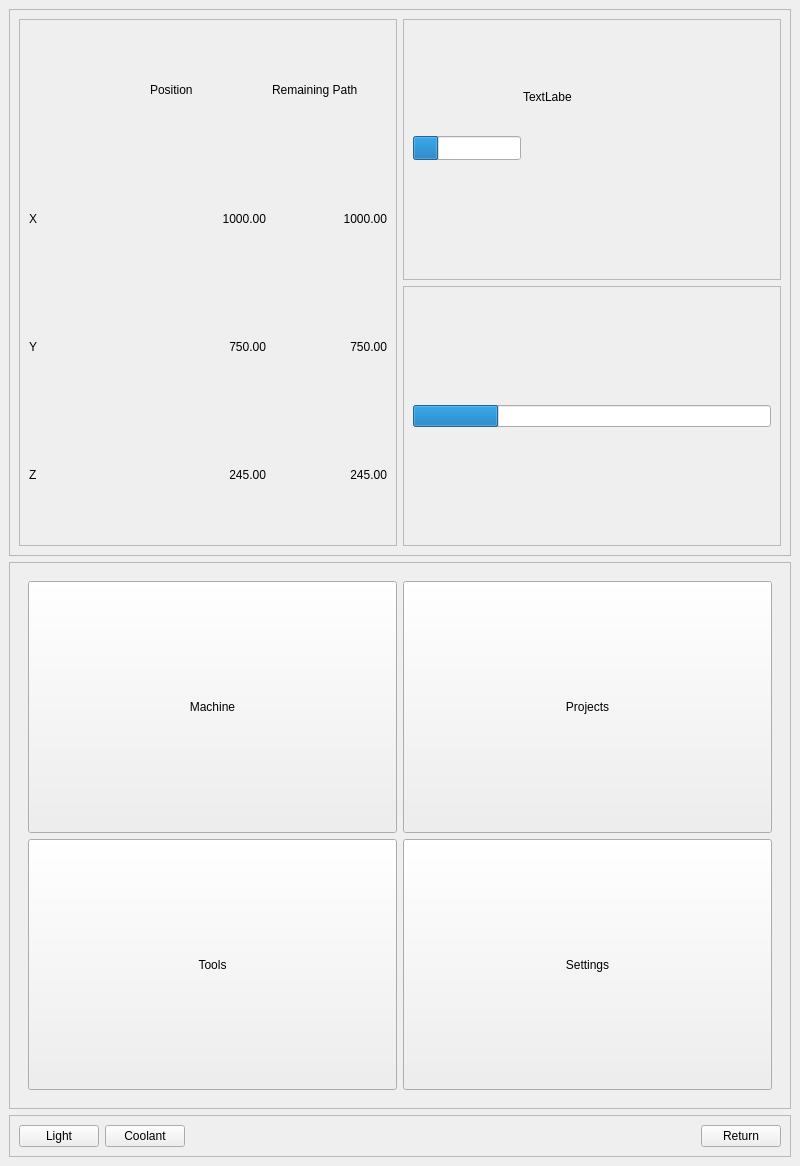
First picture: the form in src/gui/MainPage.ui, repository Schlemihl45/Controller, before the edit.
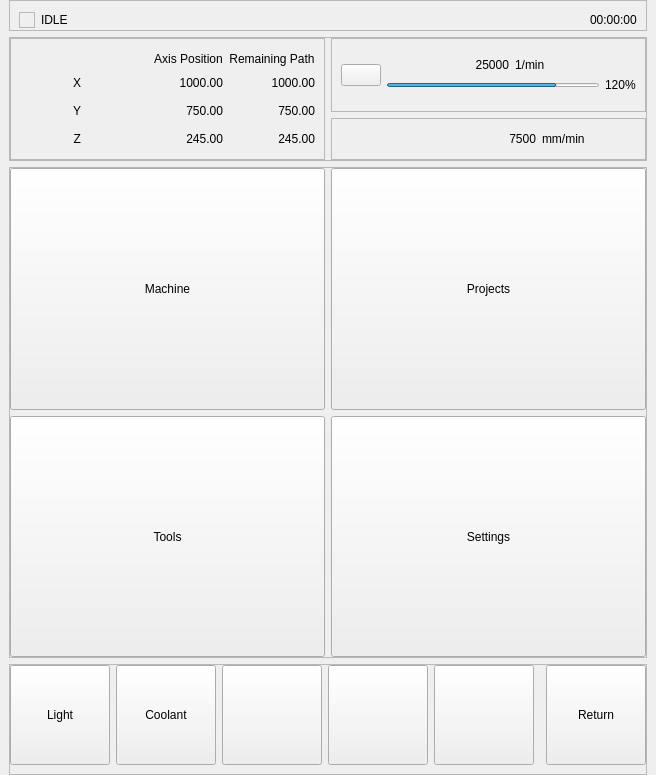
Second picture: the form after the edit. Icons and pictures are not drawn.

Commit message: Rounded up the MainPage layout and design. Added Icons Created Tool Database Created ToolsPage and ToolDetailPage

```diff
--- a/src/gui/MainPage.ui
+++ b/src/gui/MainPage.ui
@@ -6,8 +6,8 @@
    <rect>
     <x>0</x>
     <y>0</y>
-    <width>800</width>
-    <height>1166</height>
+    <width>656</width>
+    <height>775</height>
    </rect>
   </property>
   <property name="windowTitle">
@@ -15,8 +15,96 @@
   </property>
   <widget class="QWidget" name="centralWidget">
    <layout class="QVBoxLayout" name="verticalLayout">
+    <property name="leftMargin">
+     <number>9</number>
+    </property>
+    <property name="topMargin">
+     <number>0</number>
+    </property>
+    <property name="rightMargin">
+     <number>9</number>
+    </property>
+    <property name="bottomMargin">
+     <number>0</number>
+    </property>
+    <item>
+     <widget class="QFrame" name="statusFrame">
+      <property name="frameShape">
+       <enum>QFrame::Shape::StyledPanel</enum>
+      </property>
+      <property name="frameShadow">
+       <enum>QFrame::Shadow::Raised</enum>
+      </property>
+      <layout class="QHBoxLayout" name="horizontalLayout_6">
+       <property name="leftMargin">
+        <number>9</number>
+       </property>
+       <property name="rightMargin">
+        <number>9</number>
+       </property>
+       <property name="bottomMargin">
+        <number>0</number>
+       </property>
+       <item>
+        <widget class="QFrame" name="statusFrame_LED">
+         <property name="sizePolicy">
+          <sizepolicy hsizetype="Fixed" vsizetype="Fixed">
+           <horstretch>0</horstretch>
+           <verstretch>0</verstretch>
+          </sizepolicy>
+         </property>
+         <property name="minimumSize">
+          <size>
+           <width>16</width>
+           <height>16</height>
+          </size>
+         </property>
+         <property name="frameShape">
+          <enum>QFrame::Shape::StyledPanel</enum>
+         </property>
+         <property name="frameShadow">
+          <enum>QFrame::Shadow::Raised</enum>
+         </property>
+        </widget>
+       </item>
+       <item>
+        <widget class="QLabel" name="statusFrame_output">
+         <property name="text">
+          <string>IDLE</string>
+         </property>
+        </widget>
+       </item>
+       <item>
+        <spacer name="horizontalSpacer_2">
+         <property name="orientation">
+          <enum>Qt::Orientation::Horizontal</enum>
+         </property>
+         <property name="sizeHint" stdset="0">
+          <size>
+           <width>40</width>
+           <height>20</height>
+          </size>
+         </property>
+        </spacer>
+       </item>
+       <item>
+        <widget class="QLabel" name="statusFrame_time">
+         <property name="text">
+          <string>00:00:00</string>
+         </property>
+        </widget>
+       </item>
+      </layout>
+     </widget>
+    </item>
     <item>
      <widget class="QFrame" name="topFrame">
+      <property name="sizePolicy">
+       <sizepolicy hsizetype="Minimum" vsizetype="Minimum">
+        <horstretch>0</horstretch>
+        <verstretch>0</verstretch>
+       </sizepolicy>
+      </property>
       <property name="frameShape">
        <enum>QFrame::Shape::StyledPanel</enum>
       </property>
@@ -24,10 +112,175 @@
        <enum>QFrame::Shadow::Raised</enum>
       </property>
       <layout class="QGridLayout" name="gridLayout">
-       <item row="0" column="0">
+       <property name="leftMargin">
+        <number>0</number>
+       </property>
+       <property name="topMargin">
+        <number>0</number>
+       </property>
+       <property name="rightMargin">
+        <number>0</number>
+       </property>
+       <property name="bottomMargin">
+        <number>0</number>
+       </property>
+       <item row="3" column="1">
+        <layout class="QVBoxLayout" name="verticalLayout_3">
+         <item>
+          <widget class="QFrame" name="topFrame_spindleFrame">
+           <property name="sizePolicy">
+            <sizepolicy hsizetype="Minimum" vsizetype="Preferred">
+             <horstretch>0</horstretch>
+             <verstretch>0</verstretch>
+            </sizepolicy>
+           </property>
+           <property name="frameShape">
+            <enum>QFrame::Shape::StyledPanel</enum>
+           </property>
+           <property name="frameShadow">
+            <enum>QFrame::Shadow::Raised</enum>
+           </property>
+           <layout class="QHBoxLayout" name="horizontalLayout_3">
+            <item>
+             <widget class="QPushButton" name="spindleFrame_spindleIcon">
+              <property name="text">
+               <string/>
+              </property>
+             </widget>
+            </item>
+            <item>
+             <layout class="QVBoxLayout" name="verticalLayout_4">
+              <property name="spacing">
+               <number>6</number>
+              </property>
+              <property name="topMargin">
+               <number>10</number>
+              </property>
+              <property name="bottomMargin">
+               <number>10</number>
+              </property>
+              <item>
+               <layout class="QHBoxLayout" name="horizontalLayout_4">
+                <item>
+                 <widget class="QLabel" name="spindleFrame_rpm">
+                  <property name="text">
+                   <string>25000</string>
+                  </property>
+                  <property name="alignment">
+                   <set>Qt::AlignmentFlag::AlignRight|Qt::AlignmentFlag::AlignTrailing|Qt::AlignmentFlag::AlignVCenter</set>
+                  </property>
+                 </widget>
+                </item>
+                <item>
+                 <widget class="QLabel" name="spindleFrame_unit">
+                  <property name="text">
+                   <string>1/min</string>
+                  </property>
+                 </widget>
+                </item>
+               </layout>
+              </item>
+              <item>
+               <layout class="QHBoxLayout" name="horizontalLayout_5">
+                <item>
+                 <widget class="QProgressBar" name="spindleFrame_loadBar">
+                  <property name="minimumSize">
+                   <size>
+                    <width>0</width>
+                    <height>0</height>
+                   </size>
+                  </property>
+                  <property name="maximumSize">
+                   <size>
+                    <width>16777215</width>
+                    <height>4</height>
+                   </size>
+                  </property>
+                  <property name="maximum">
+                   <number>150</number>
+                  </property>
+                  <property name="value">
+                   <number>120</number>
+                  </property>
+                  <property name="textVisible">
+                   <bool>false</bool>
+                  </property>
+                  <property name="invertedAppearance">
+                   <bool>false</bool>
+                  </property>
+                  <property name="textDirection">
+                   <enum>QProgressBar::Direction::TopToBottom</enum>
+                  </property>
+                  <property name="format">
+                   <string>%v%</string>
+                  </property>
+                 </widget>
+                </item>
+                <item>
+                 <widget class="QLabel" name="spindleFrame_loadValue">
+                  <property name="text">
+                   <string>120%</string>
+                  </property>
+                 </widget>
+                </item>
+               </layout>
+              </item>
+             </layout>
+            </item>
+           </layout>
+          </widget>
+         </item>
+         <item>
+          <widget class="QFrame" name="topFrame_feedrateFrame">
+           <property name="sizePolicy">
+            <sizepolicy hsizetype="Minimum" vsizetype="Preferred">
+             <horstretch>0</horstretch>
+             <verstretch>0</verstretch>
+            </sizepolicy>
+           </property>
+           <property name="frameShape">
+            <enum>QFrame::Shape::StyledPanel</enum>
+           </property>
+           <property name="frameShadow">
+            <enum>QFrame::Shadow::Raised</enum>
+           </property>
+           <layout class="QHBoxLayout" name="horizontalLayout_2">
+            <item>
+             <widget class="QPushButton" name="feedrateFrame_feedrateIcon">
+              <property name="text">
+               <string/>
+              </property>
+              <property name="flat">
+               <bool>true</bool>
+              </property>
+             </widget>
+            </item>
+            <item>
+             <widget class="QLabel" name="feedrateFrame_feedrate">
+              <property name="text">
+               <string>7500</string>
+              </property>
+              <property name="alignment">
+               <set>Qt::AlignmentFlag::AlignRight|Qt::AlignmentFlag::AlignTrailing|Qt::AlignmentFlag::AlignVCenter</set>
+              </property>
+             </widget>
+            </item>
+            <item>
+             <widget class="QLabel" name="feedrateFrame_unit">
+              <property name="text">
+               <string>mm/min</string>
+              </property>
+             </widget>
+            </item>
+           </layout>
+          </widget>
+         </item>
+        </layout>
+       </item>
+       <item row="3" column="0">
         <widget class="QFrame" name="topFrame_positionFrame">
          <property name="sizePolicy">
-          <sizepolicy hsizetype="Expanding" vsizetype="Expanding">
+          <sizepolicy hsizetype="Expanding" vsizetype="Preferred">
            <horstretch>0</horstretch>
            <verstretch>0</verstretch>
           </sizepolicy>
@@ -39,29 +292,21 @@
           <enum>QFrame::Shadow::Raised</enum>
          </property>
          <layout class="QGridLayout" name="gridLayout_2">
-          <item row="0" column="1">
-           <widget class="QLabel" name="label_4">
-            <property name="text">
-             <string>Position</string>
-            </property>
-           </widget>
-          </item>
-          <item row="2" column="0">
-           <widget class="QLabel" name="label_6">
-            <property name="text">
-             <string>Y</string>
-            </property>
-           </widget>
-          </item>
+          <property name="topMargin">
+           <number>9</number>
+          </property>
           <item row="3" column="0">
            <widget class="QLabel" name="label_7">
             <property name="text">
              <string>Z</string>
             </property>
+            <property name="alignment">
+             <set>Qt::AlignmentFlag::AlignRight|Qt::AlignmentFlag::AlignTrailing|Qt::AlignmentFlag::AlignVCenter</set>
+            </property>
            </widget>
           </item>
-          <item row="1" column="1">
-           <widget class="QLabel" name="label_2">
+          <item row="1" column="3">
+           <widget class="QLabel" name="positionFrame_xRemaining">
             <property name="text">
              <string>1000.00</string>
             </property>
@@ -70,8 +315,18 @@
             </property>
            </widget>
           </item>
-          <item row="2" column="1">
-           <widget class="QLabel" name="label">
+          <item row="2" column="0">
+           <widget class="QLabel" name="positionFrame_yLabel">
+            <property name="text">
+             <string>Y</string>
+            </property>
+            <property name="alignment">
+             <set>Qt::AlignmentFlag::AlignRight|Qt::AlignmentFlag::AlignTrailing|Qt::AlignmentFlag::AlignVCenter</set>
+            </property>
+           </widget>
+          </item>
+          <item row="2" column="2">
+           <widget class="QLabel" name="positionFrame_yCoordinate">
             <property name="text">
              <string>750.00</string>
             </property>
@@ -80,47 +335,33 @@
             </property>
            </widget>
           </item>
-          <item row="3" column="1">
-           <widget class="QLabel" name="label_3">
-            <property name="text">
-             <string>245.00</string>
-            </property>
-            <property name="alignment">
-             <set>Qt::AlignmentFlag::AlignRight|Qt::AlignmentFlag::AlignTrailing|Qt::AlignmentFlag::AlignVCenter</set>
-            </property>
-           </widget>
-          </item>
           <item row="1" column="0">
            <widget class="QLabel" name="label_5">
             <property name="text">
              <string>X</string>
             </property>
-           </widget>
-          </item>
-          <item row="1" column="2">
-           <widget class="QLabel" name="label_8">
-            <property name="text">
-             <string>1000.00</string>
-            </property>
             <property name="alignment">
              <set>Qt::AlignmentFlag::AlignRight|Qt::AlignmentFlag::AlignTrailing|Qt::AlignmentFlag::AlignVCenter</set>
             </property>
            </widget>
           </item>
-          <item row="0" column="2">
-           <widget class="QLabel" name="label_9">
+          <item row="2" column="1">
+           <widget class="QPushButton" name="positionFrame_yIcon">
+            <property name="text">
+             <string/>
+            </property>
+            <property name="flat">
+             <bool>true</bool>
+            </property>
+           </widget>
+          </item>
+          <item row="0" column="3">
+           <widget class="QLabel" name="positionFrame_remainingPathLabel">
             <property name="text">
              <string>Remaining Path</string>
             </property>
-           </widget>
-          </item>
-          <item row="2" column="2">
-           <widget class="QLabel" name="label_10">
-            <property name="text">
-             <string>750.00</string>
-            </property>
             <property name="alignment">
-             <set>Qt::AlignmentFlag::AlignRight|Qt::AlignmentFlag::AlignTrailing|Qt::AlignmentFlag::AlignVCenter</set>
+             <set>Qt::AlignmentFlag::AlignBottom|Qt::AlignmentFlag::AlignHCenter</set>
             </property>
            </widget>
           </item>
@@ -134,74 +375,69 @@
             </property>
            </widget>
           </item>
+          <item row="2" column="3">
+           <widget class="QLabel" name="positionFrame_yRemaining">
+            <property name="text">
+             <string>750.00</string>
+            </property>
+            <property name="alignment">
+             <set>Qt::AlignmentFlag::AlignRight|Qt::AlignmentFlag::AlignTrailing|Qt::AlignmentFlag::AlignVCenter</set>
+            </property>
+           </widget>
+          </item>
+          <item row="1" column="2">
+           <widget class="QLabel" name="positionFrame_xCoordinate">
+            <property name="text">
+             <string>1000.00</string>
+            </property>
+            <property name="alignment">
+             <set>Qt::AlignmentFlag::AlignRight|Qt::AlignmentFlag::AlignTrailing|Qt::AlignmentFlag::AlignVCenter</set>
+            </property>
+           </widget>
+          </item>
+          <item row="3" column="3">
+           <widget class="QLabel" name="positionFrame_zRemaining">
+            <property name="text">
+             <string>245.00</string>
+            </property>
+            <property name="alignment">
+             <set>Qt::AlignmentFlag::AlignRight|Qt::AlignmentFlag::AlignTrailing|Qt::AlignmentFlag::AlignVCenter</set>
+            </property>
+           </widget>
+          </item>
+          <item row="0" column="2">
+           <widget class="QLabel" name="positionFrame_positionLabel">
+            <property name="text">
+             <string>Axis Position</string>
+            </property>
+            <property name="alignment">
+             <set>Qt::AlignmentFlag::AlignBottom|Qt::AlignmentFlag::AlignHCenter</set>
+            </property>
+           </widget>
+          </item>
+          <item row="3" column="1">
+           <widget class="QPushButton" name="positionFrame_zIcon">
+            <property name="text">
+             <string/>
+            </property>
+            <property name="flat">
+             <bool>true</bool>
+            </property>
+           </widget>
+          </item>
+          <item row="1" column="1">
+           <widget class="QPushButton" name="positionFrame_xIcon">
+            <property name="text">
+             <string/>
+            </property>
+            <property name="flat">
+             <bool>true</bool>
+            </property>
+           </widget>
+          </item>
          </layout>
         </widget>
        </item>
-       <item row="0" column="1">
-        <layout class="QVBoxLayout" name="verticalLayout_3">
-         <item>
-          <widget class="QFrame" name="topFrame_feedrateFrame">
-           <property name="frameShape">
-            <enum>QFrame::Shape::StyledPanel</enum>
-           </property>
-           <property name="frameShadow">
-            <enum>QFrame::Shadow::Raised</enum>
-           </property>
-           <widget class="QProgressBar" name="progressBar_2">
-            <property name="geometry">
-             <rect>
-              <x>10</x>
-              <y>117</y>
-              <width>108</width>
-              <height>24</height>
-             </rect>
-            </property>
-            <property name="value">
-             <number>24</number>
-            </property>
-            <property name="textVisible">
-             <bool>false</bool>
-            </property>
-           </widget>
-           <widget class="QLabel" name="label_12">
-            <property name="geometry">
-             <rect>
-              <x>120</x>
-              <y>70</y>
-              <width>49</width>
-              <height>16</height>
-             </rect>
-            </property>
-            <property name="text">
-             <string>TextLabel</string>
-            </property>
-           </widget>
-          </widget>
-         </item>
-         <item>
-          <widget class="QFrame" name="topFrame_spindleFrame">
-           <property name="frameShape">
-            <enum>QFrame::Shape::StyledPanel</enum>
-           </property>
-           <property name="frameShadow">
-            <enum>QFrame::Shadow::Raised</enum>
-           </property>
-           <layout class="QVBoxLayout" name="verticalLayout_5">
-            <item>
-             <widget class="QProgressBar" name="progressBar">
-              <property name="value">
-               <number>24</number>
-              </property>
-              <property name="textVisible">
-               <bool>false</bool>
-              </property>
-             </widget>
-            </item>
-           </layout>
-          </widget>
-         </item>
-        </layout>
-       </item>
       </layout>
      </widget>
     </item>
@@ -220,38 +456,48 @@
        <enum>QFrame::Shadow::Raised</enum>
       </property>
       <layout class="QVBoxLayout" name="verticalLayout_2">
+       <property name="spacing">
+        <number>0</number>
+       </property>
+       <property name="leftMargin">
+        <number>0</number>
+       </property>
+       <property name="topMargin">
+        <number>0</number>
+       </property>
+       <property name="rightMargin">
+        <number>0</number>
+       </property>
+       <property name="bottomMargin">
+        <number>0</number>
+       </property>
        <item>
-        <widget class="QStackedWidget" name="stackedWidget">
+        <widget class="QStackedWidget" name="centralFrame_stackedWidget">
+         <property name="sizePolicy">
+          <sizepolicy hsizetype="Expanding" vsizetype="Expanding">
+           <horstretch>0</horstretch>
+           <verstretch>0</verstretch>
+          </sizepolicy>
+         </property>
+         <property name="currentIndex">
+          <number>0</number>
+         </property>
          <widget class="QWidget" name="centralFrame_menuPage">
           <layout class="QGridLayout" name="gridLayout_3">
-           <item row="0" column="0">
-            <widget class="QPushButton" name="pushButton">
-             <property name="sizePolicy">
-              <sizepolicy hsizetype="Expanding" vsizetype="Expanding">
-               <horstretch>0</horstretch>
-               <verstretch>0</verstretch>
-              </sizepolicy>
-             </property>
-             <property name="text">
-              <string>Machine</string>
-             </property>
-            </widget>
-           </item>
-           <item row="0" column="1">
-            <widget class="QPushButton" name="pushButton_2">
-             <property name="sizePolicy">
-              <sizepolicy hsizetype="Expanding" vsizetype="Expanding">
-               <horstretch>0</horstretch>
-               <verstretch>0</verstretch>
-              </sizepolicy>
-             </property>
-             <property name="text">
-              <string>Projects</string>
-             </property>
-            </widget>
-           </item>
+           <property name="leftMargin">
+            <number>0</number>
+           </property>
+           <property name="topMargin">
+            <number>0</number>
+           </property>
+           <property name="rightMargin">
+            <number>0</number>
+           </property>
+           <property name="bottomMargin">
+            <number>0</number>
+           </property>
            <item row="1" column="0">
-            <widget class="QPushButton" name="pushButton_3">
+            <widget class="QToolButton" name="menuPage_toolsButton">
              <property name="sizePolicy">
               <sizepolicy hsizetype="Expanding" vsizetype="Expanding">
                <horstretch>0</horstretch>
@@ -261,10 +507,45 @@
              <property name="text">
               <string>Tools</string>
              </property>
+             <property name="toolButtonStyle">
+              <enum>Qt::ToolButtonStyle::ToolButtonIconOnly</enum>
+             </property>
+            </widget>
+           </item>
+           <item row="0" column="1">
+            <widget class="QToolButton" name="menuPage_projectsButton">
+             <property name="sizePolicy">
+              <sizepolicy hsizetype="Expanding" vsizetype="Expanding">
+               <horstretch>0</horstretch>
+               <verstretch>0</verstretch>
+              </sizepolicy>
+             </property>
+             <property name="text">
+              <string>Projects</string>
+             </property>
+             <property name="toolButtonStyle">
+              <enum>Qt::ToolButtonStyle::ToolButtonIconOnly</enum>
+             </property>
+            </widget>
+           </item>
+           <item row="0" column="0">
+            <widget class="QToolButton" name="menuPage_machineButton">
+             <property name="sizePolicy">
+              <sizepolicy hsizetype="Expanding" vsizetype="Expanding">
+               <horstretch>0</horstretch>
+               <verstretch>0</verstretch>
+              </sizepolicy>
+             </property>
+             <property name="text">
+              <string>Machine</string>
+             </property>
+             <property name="toolButtonStyle">
+              <enum>Qt::ToolButtonStyle::ToolButtonIconOnly</enum>
+             </property>
             </widget>
            </item>
            <item row="1" column="1">
-            <widget class="QPushButton" name="pushButton_4">
+            <widget class="QToolButton" name="menuPage_settingsButton">
              <property name="sizePolicy">
               <sizepolicy hsizetype="Expanding" vsizetype="Expanding">
                <horstretch>0</horstretch>
@@ -274,6 +555,9 @@
              <property name="text">
               <string>Settings</string>
              </property>
+             <property name="toolButtonStyle">
+              <enum>Qt::ToolButtonStyle::ToolButtonIconOnly</enum>
+             </property>
             </widget>
            </item>
           </layout>
@@ -293,18 +577,114 @@
        <enum>QFrame::Shadow::Raised</enum>
       </property>
       <layout class="QHBoxLayout" name="horizontalLayout">
+       <property name="leftMargin">
+        <number>0</number>
+       </property>
+       <property name="topMargin">
+        <number>0</number>
+       </property>
+       <property name="rightMargin">
+        <number>0</number>
+       </property>
+       <property name="bottomMargin">
+        <number>9</number>
+       </property>
        <item>
-        <widget class="QPushButton" name="bottomFrame_lightButton">
+        <widget class="QToolButton" name="bottomFrame_lightButton">
+         <property name="sizePolicy">
+          <sizepolicy hsizetype="Fixed" vsizetype="Fixed">
+           <horstretch>0</horstretch>
+           <verstretch>0</verstretch>
+          </sizepolicy>
+         </property>
+         <property name="minimumSize">
+          <size>
+           <width>100</width>
+           <height>100</height>
+          </size>
+         </property>
          <property name="text">
           <string>Light</string>
          </property>
+         <property name="checkable">
+          <bool>true</bool>
+         </property>
         </widget>
        </item>
        <item>
-        <widget class="QPushButton" name="bottomFrame_coolantButton">
+        <widget class="QToolButton" name="bottomFrame_coolantButton">
+         <property name="sizePolicy">
+          <sizepolicy hsizetype="Fixed" vsizetype="Fixed">
+           <horstretch>0</horstretch>
+           <verstretch>0</verstretch>
+          </sizepolicy>
+         </property>
+         <property name="minimumSize">
+          <size>
+           <width>100</width>
+           <height>100</height>
+          </size>
+         </property>
          <property name="text">
           <string>Coolant</string>
          </property>
+         <property name="checkable">
+          <bool>true</bool>
+         </property>
+        </widget>
+       </item>
+       <item>
+        <widget class="QPushButton" name="pushButton">
+         <property name="minimumSize">
+          <size>
+           <width>100</width>
+           <height>100</height>
+          </size>
+         </property>
+         <property name="text">
+          <string/>
+         </property>
+         <property name="checkable">
+          <bool>true</bool>
+         </property>
+        </widget>
+       </item>
+       <item>
+        <widget class="QPushButton" name="pushButton_3">
+         <property name="minimumSize">
+          <size>
+           <width>100</width>
+           <height>100</height>
+          </size>
+         </property>
+         <property name="text">
+          <string/>
+         </property>
+         <property name="checkable">
+          <bool>true</bool>
+         </property>
+        </widget>
+       </item>
+       <item>
+        <widget class="QPushButton" name="pushButton_2">
+         <property name="sizePolicy">
+          <sizepolicy hsizetype="Minimum" vsizetype="Fixed">
+           <horstretch>0</horstretch>
+           <verstretch>0</verstretch>
+          </sizepolicy>
+         </property>
+         <property name="minimumSize">
+          <size>
+           <width>100</width>
+           <height>100</height>
+          </size>
+         </property>
+         <property name="text">
+          <string/>
+         </property>
+         <property name="checkable">
+          <bool>true</bool>
+         </property>
         </widget>
        </item>
        <item>
@@ -321,10 +701,34 @@
         </spacer>
        </item>
        <item>
-        <widget class="QPushButton" name="bottomFrame_returnButton">
+        <widget class="QToolButton" name="bottomFrame_returnButton">
+         <property name="sizePolicy">
+          <sizepolicy hsizetype="Fixed" vsizetype="Fixed">
+           <horstretch>0</horstretch>
+           <verstretch>0</verstretch>
+          </sizepolicy>
+         </property>
+         <property name="minimumSize">
+          <size>
+           <width>100</width>
+           <height>100</height>
+          </size>
+         </property>
          <property name="text">
           <string>Return</string>
          </property>
+         <property name="icon">
+          <iconset theme="edit-undo"/>
+         </property>
+         <property name="iconSize">
+          <size>
+           <width>64</width>
+           <height>64</height>
+          </size>
+         </property>
+         <property name="arrowType">
+          <enum>Qt::ArrowType::NoArrow</enum>
+         </property>
         </widget>
        </item>
       </layout>
```
Left out of the diff: 6 changed lines with no effect on the pictures. The commit also changes 48 other files.
